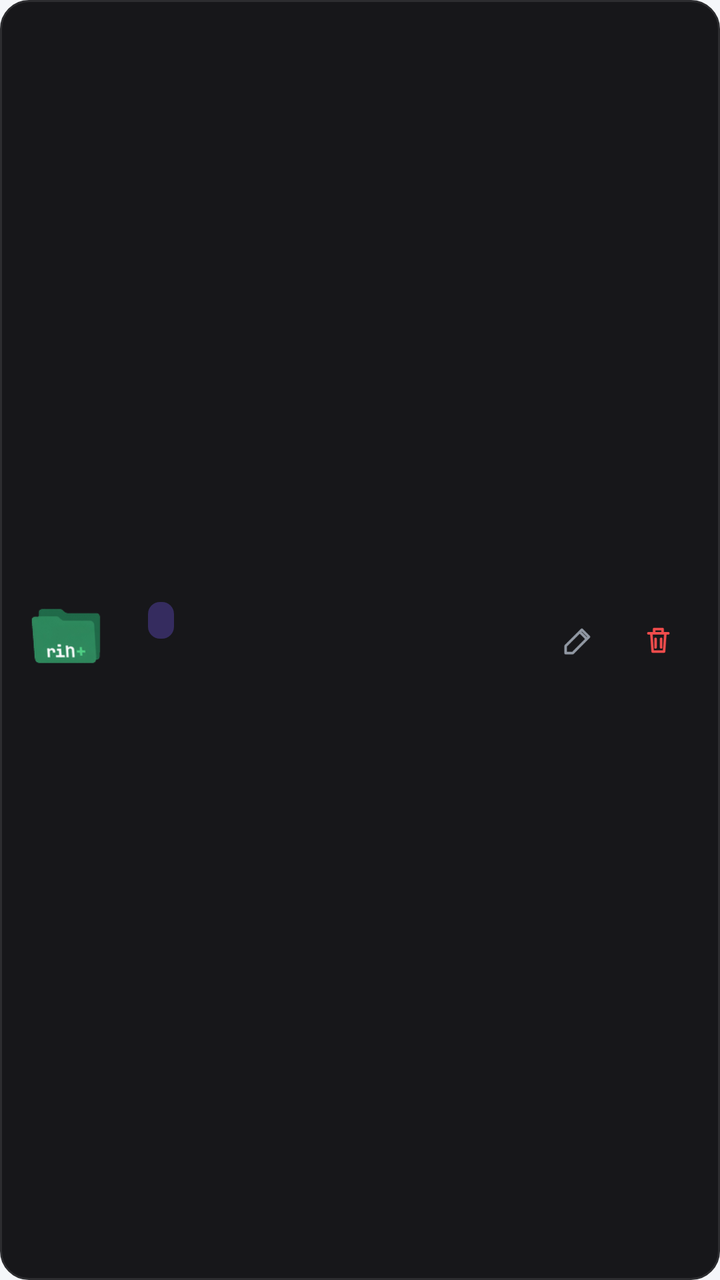
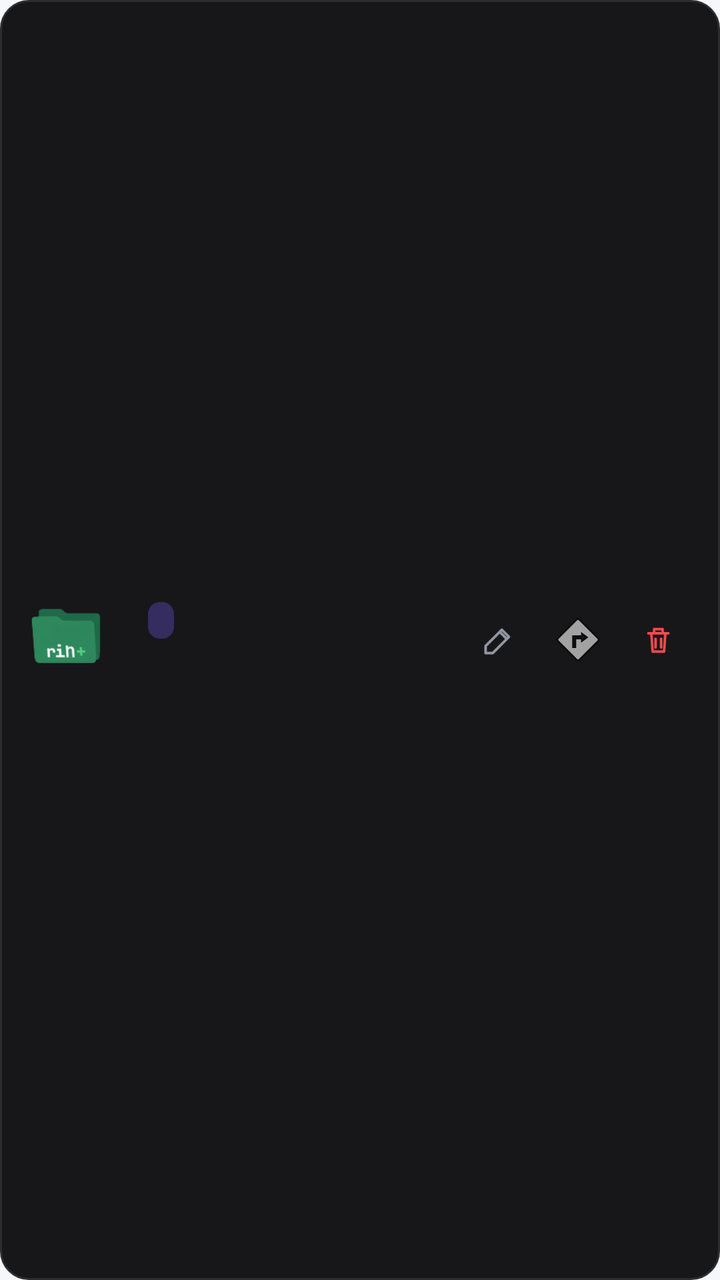

Before-and-after screenshots of an Android layout around one commit, followed by the original layout XML and the change that was made.
<!-- AndroidManifest.xml: application theme Theme.RinLang -->
<!-- res/layout/item_project.xml -->
<?xml version="1.0" encoding="utf-8"?>
<LinearLayout xmlns:android="http://schemas.android.com/apk/res/android"
    android:layout_width="match_parent"
    android:layout_height="wrap_content"
    android:orientation="horizontal"
    android:gravity="center_vertical"
    android:background="@drawable/bg_list_card"
    android:layout_marginStart="4dp"
    android:layout_marginEnd="4dp"
    android:layout_marginTop="5dp"
    android:layout_marginBottom="5dp"
    android:padding="12dp">

    
    <ImageView
        android:layout_width="42dp"
        android:layout_height="42dp"
        android:scaleType="fitCenter"
        android:src="@drawable/ic_rin_folder"
        android:contentDescription="@null" />

    <LinearLayout
        android:layout_width="0dp"
        android:layout_height="wrap_content"
        android:layout_weight="1"
        android:layout_marginStart="12dp"
        android:orientation="vertical">

        <LinearLayout
            android:layout_width="wrap_content"
            android:layout_height="wrap_content"
            android:orientation="horizontal"
            android:gravity="center_vertical">

            <TextView
                android:id="@+id/txtProjectName"
                android:layout_width="wrap_content"
                android:layout_height="wrap_content"
                android:textSize="15.5sp"
                android:textStyle="bold"
                android:textColor="@color/rin_on_toolbar"
                android:ellipsize="end"
                android:maxLines="1" />

            
            <TextView
                android:id="@+id/txtProjectType"
                android:layout_width="wrap_content"
                android:layout_height="wrap_content"
                android:layout_marginStart="8dp"
                android:paddingStart="6dp"
                android:paddingEnd="7dp"
                android:paddingTop="2dp"
                android:paddingBottom="2dp"
                android:drawablePadding="4dp"
                android:background="@drawable/bg_project_type_badge"
                android:textSize="10.5sp"
                android:textStyle="bold"
                android:textColor="@color/rin_accent"
                android:maxLines="1" />
        </LinearLayout>

        <TextView
            android:id="@+id/txtProjectMeta"
            android:layout_width="wrap_content"
            android:layout_height="wrap_content"
            android:layout_marginTop="2dp"
            android:textSize="12.5sp"
            android:textColor="@color/rin_editor_hint" />
    </LinearLayout>

    <ImageButton
        android:id="@+id/btnRenameProject"
        android:layout_width="38dp"
        android:layout_height="38dp"
        android:padding="10dp"
        android:background="@drawable/bg_icon_btn"
        android:contentDescription="@string/rename_project_title"
        android:src="@drawable/ic_edit_pencil" />

    <ImageButton
        android:id="@+id/btnDeleteProject"
        android:layout_width="38dp"
        android:layout_height="38dp"
        android:layout_marginStart="2dp"
        android:padding="10dp"
        android:background="@drawable/bg_icon_btn"
        android:contentDescription="@string/delete_project_title"
        android:src="@drawable/ic_trash_red" />

</LinearLayout>
<!-- resources referenced by this layout -->
<resources>
  <color name="rin_accent">#7C5CFF</color>
  <color name="rin_editor_hint">#667085</color>
  <color name="rin_on_toolbar">#1C2128</color>
  <!-- drawable bg_icon_btn (drawable) -->
  <?xml version="1.0" encoding="utf-8"?>
  <ripple xmlns:android="http://schemas.android.com/apk/res/android"
      android:color="@color/rin_ghost_ripple">
      <item>
          <shape android:shape="rectangle">
              <solid android:color="@android:color/transparent" />
              <corners android:radius="8dp" />
          </shape>
      </item>
  </ripple>
  <!-- drawable bg_list_card (drawable) -->
  <?xml version="1.0" encoding="utf-8"?>
  <ripple xmlns:android="http://schemas.android.com/apk/res/android"
      android:color="@color/rin_ghost_ripple">
      <item>
          <shape android:shape="rectangle">
              <solid android:color="@color/rin_job_card_bg" />
              <stroke android:width="1dp" android:color="@color/rin_job_card_border" />
              <corners android:radius="14dp" />
          </shape>
      </item>
  </ripple>
  <!-- drawable bg_project_type_badge (drawable) -->
  <?xml version="1.0" encoding="utf-8"?>
  <shape xmlns:android="http://schemas.android.com/apk/res/android" android:shape="rectangle">
      <solid android:color="@color/rin_accent_border_subtle" />
      <corners android:radius="6dp" />
  </shape>
  <!-- drawable ic_edit_pencil (drawable) -->
  <?xml version="1.0" encoding="utf-8"?>
  <vector xmlns:android="http://schemas.android.com/apk/res/android"
      android:width="17dp"
      android:height="17dp"
      android:viewportWidth="24"
      android:viewportHeight="24">
      <path
          android:strokeColor="#9198A3"
          android:strokeWidth="1.8"
          android:strokeLineCap="round"
          android:strokeLineJoin="round"
          android:pathData="M14.5,4.5 L19.5,9.5 L8,21 H3 V16 Z M13,6 L18,11" />
  </vector>
  <!-- drawable ic_rin_folder: png bitmap (drawable-hdpi, 2280 bytes) -->
  <!-- drawable ic_trash_red (drawable) -->
  <?xml version="1.0" encoding="utf-8"?>
  <vector xmlns:android="http://schemas.android.com/apk/res/android"
      android:width="17dp"
      android:height="17dp"
      android:viewportWidth="24"
      android:viewportHeight="24">
      <path
          android:strokeColor="#F14C4C"
          android:strokeWidth="1.8"
          android:strokeLineCap="round"
          android:strokeLineJoin="round"
          android:pathData="M5,7 H19 M9,7 V4 H15 V7 M7,7 L8,20 H16 L17,7 M10,11 V17 M14,11 V17" />
  </vector>
  <string name="delete_project_title">حذف المشروع</string>
  <string name="rename_project_title">إعادة تسمية المشروع</string>
  <style name="Theme.RinLang" parent="Theme.MaterialComponents.DayNight.NoActionBar">
          <item name="colorPrimary">@color/rin_accent</item>
          <item name="colorPrimaryDark">@color/rin_toolbar</item>
          <item name="colorAccent">@color/rin_accent</item>
          <item name="android:windowBackground">@color/rin_background</item>
          <item name="android:statusBarColor">@color/rin_toolbar</item>
      </style>
  <color name="rin_ghost_ripple">#22000000</color>
  <color name="rin_job_card_bg">#17171A</color>
  <color name="rin_job_card_border">#2D2D30</color>
  <color name="rin_accent_border_subtle">#4D7C5CFF</color>
  <color name="rin_toolbar">#FFFFFF</color>
  <color name="rin_background">#F5F7FA</color>
</resources>

<!-- the commit's change to res/layout/item_project.xml (unified diff, before → after) -->
@@ -79,6 +79,16 @@
         android:src="@drawable/ic_edit_pencil" />
 
     <ImageButton
+        android:id="@+id/btnMoveProject"
+        android:layout_width="38dp"
+        android:layout_height="38dp"
+        android:layout_marginStart="2dp"
+        android:padding="10dp"
+        android:background="@drawable/bg_icon_btn"
+        android:contentDescription="@string/album_move_title"
+        android:src="@android:drawable/ic_menu_directions" />
+
+    <ImageButton
         android:id="@+id/btnDeleteProject"
         android:layout_width="38dp"
         android:layout_height="38dp"
<!-- resource entries referenced after the edit -->
@@ -61,6 +61,7 @@
           android:strokeLineJoin="round"
           android:pathData="M5,7 H19 M9,7 V4 H15 V7 M7,7 L8,20 H16 L17,7 M10,11 V17 M14,11 V17" />
   </vector>
+  <string name="album_move_title">نقل المشروع</string>
   <string name="delete_project_title">حذف المشروع</string>
   <string name="rename_project_title">إعادة تسمية المشروع</string>
   <style name="Theme.RinLang" parent="Theme.MaterialComponents.DayNight.NoActionBar">
